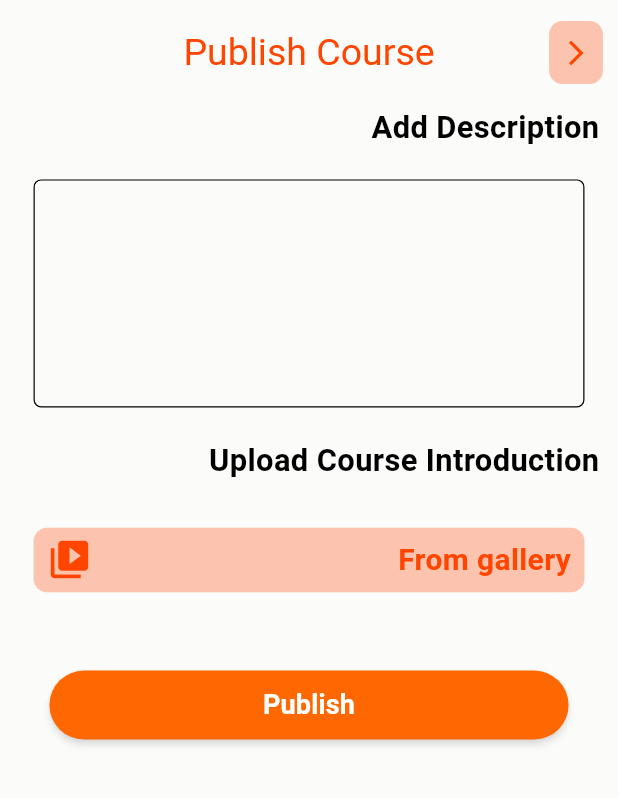
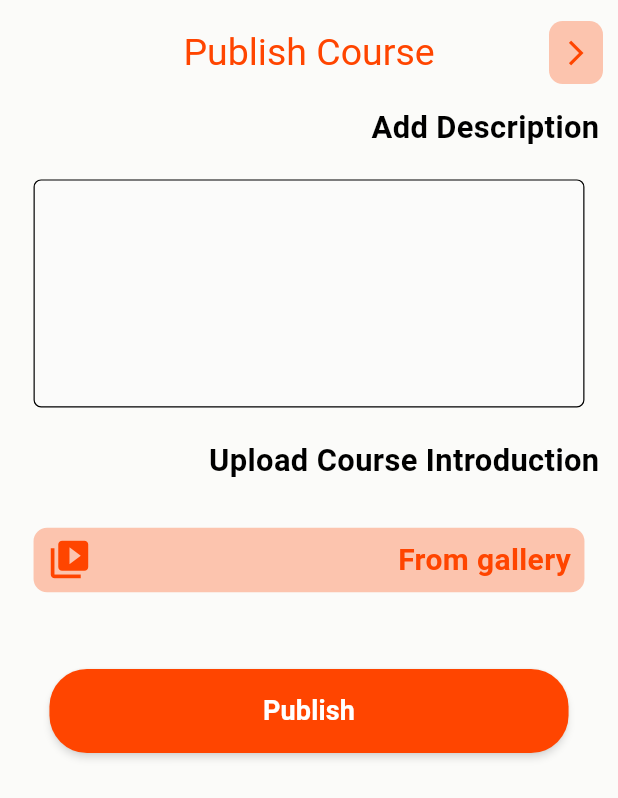
Before and after one commit to alaamorsi/graduation_project, a Flutter app: the PublishCourse screen opened directly, on a phone screen of 412 x 824 dp. Shown: the top 798 px of the screen. Run offline on Flutter 3.47's test engine with Material 3 defaults, Android fonts, the phone set to English and light mode, and no system bars; our stand-ins replace bloc, carousel_slider, conditional_builder_null_safety, dio, firebase_core, flick_video_player and 11 more; accounts and stored records are empty; network calls fail; Roboto replaces fonts that are missing (Changa); project files that could hold a hidden picture were left out.

Commit message:
Handled get instructor courses endPoint and student buy course successfully

```diff
--- a/lib/layout/tutor/tutor_cubit/instructor_states.dart
+++ b/lib/layout/tutor/tutor_cubit/instructor_states.dart
@@ -64,3 +64,10 @@ class PublishCourseLoadingState extends InstructorStates {}
 class PublishCourseSuccessState extends InstructorStates {}
 
 class PublishCourseErrorState extends InstructorStates {}
+
+// Instructor Courses
+class InstructorGetCoursesLoadingState extends InstructorStates {}
+
+class InstructorGetCoursesSuccessState extends InstructorStates {}
+
+class InstructorGetCoursesErrorState extends InstructorStates {}
--- a/lib/main.dart
+++ b/lib/main.dart
@@ -55,7 +55,7 @@ class MyApp extends StatelessWidget {
         BlocProvider(create: (context)=>LoginCubit()),
         BlocProvider(create: (context)=>RegisterCubit()),
         BlocProvider(create: (context)=>StudentCubit()..getUser()..getImage()..getCourses(1)),
-        BlocProvider(create: (context)=>InstructorCubit()..getData()..getImage()),
+        BlocProvider(create: (context)=>InstructorCubit()..getData()..getImage()..getCourses()),
       ],
       child: BlocConsumer<AppCubit,AppStates>(
         listener: (context,state){},
--- a/lib/models/courses_model.dart
+++ b/lib/models/courses_model.dart
@@ -19,3 +19,17 @@ class CourseModel {
     isPublished = json["isPublished"] ?? false;
   }
 }
+
+class InstructorCourseModel{
+  // late int courseId;
+  late String courseName;
+  late double averageRate;
+  late int studentCount;
+
+  InstructorCourseModel.fromJson(Map<String, dynamic> json) {
+    courseName = json["courseName"] ?? '';
+    averageRate = json["averageRate"] ?? 0;
+    studentCount = json["studentCount"] ?? 0;
+    // courseId = json["courseId"];
+  }
+}
--- a/lib/modules/student/discovery/home_screen.dart
+++ b/lib/modules/student/discovery/home_screen.dart
@@ -158,7 +158,7 @@ class HomeScreen extends StatelessWidget {
                                       .toList()),
                               SizedBox(
                                 width: double.maxFinite,
-                                height: (cubit.courses.length.toInt()*(screenHeight/7))+60.0,
+                                height: (cubit.courses.length.toInt()*(screenHeight*0.15))+100.0,
                                 child: TabBarView(
                                   children: [
                                     coursesCardList(state, cubit, theme, cubit.courses),
--- a/lib/modules/tutor/home/courses/publish_course.dart
+++ b/lib/modules/tutor/home/courses/publish_course.dart
@@ -1,6 +1,7 @@
 import 'package:flutter/material.dart';
 import 'package:flutter_bloc/flutter_bloc.dart';
 import 'package:get/get.dart';
+import 'package:graduation_project/modules/tutor/home/courses/courses.dart';
 import 'package:graduation_project/shared/component/components.dart';
 import '../../../../layout/tutor/tutor_cubit/instructor_cubit.dart';
 import '../../../../layout/tutor/tutor_cubit/instructor_states.dart';
@@ -15,13 +16,20 @@ class PublishCourse extends StatefulWidget {
 
 class _PublishCourseState extends State<PublishCourse> {
   @override
+  void initState() {
+    // TODO: implement initState
+    super.initState();
+    setState(() {
+      InstructorCubit.get(context).isLoading = false;
+    });
+  }
+  @override
   Widget build(BuildContext context) {
     final GlobalKey<FormState> formKey = GlobalKey<FormState>();
     TextEditingController descriptionController = TextEditingController();
     bool hasIntro = false;
     return BlocConsumer<InstructorCubit, InstructorStates>(
-      listener: (context, state) {
-      },
+      listener: (context, state) {},
       builder: (context, state) {
         var cubit = InstructorCubit.get(context);
         var theme = Theme.of(context);
@@ -49,7 +57,7 @@ class _PublishCourseState extends State<PublishCourse> {
                     padding: const EdgeInsets.symmetric(horizontal: 10.0),
                     child: TextFormField(
                       controller: descriptionController,
-                      keyboardType: TextInputType.number,
+                      keyboardType: TextInputType.text,
                       cursorColor: theme.primaryColor,
                       textAlign: TextAlign.start,
                       maxLines: 5,
@@ -99,7 +107,7 @@ class _PublishCourseState extends State<PublishCourse> {
                     onTap: () async {
                       await cubit.pikeVideoFromGallery();
                       setState(() {
-                        hasIntro=true;
+                        hasIntro = true;
                       });
                     },
                     child: Padding(
@@ -135,9 +143,9 @@ class _PublishCourseState extends State<PublishCourse> {
                   ),
                   if (hasIntro)
                     InkWell(
-                      onTap: (){
+                      onTap: () {
                         setState(() {
-                          hasIntro=false;
+                          hasIntro = false;
                         });
                       },
                       child: Container(
@@ -151,40 +159,20 @@ class _PublishCourseState extends State<PublishCourse> {
                   SizedBox(height: screenWidth * .05),
                   Padding(
                     padding: EdgeInsets.all(screenWidth * .05),
-                    child: ElevatedButton(
+                    child: usedButton(
+                        text: 'Publish'.tr,
+                        color: theme.primaryColor,
+                        isLoading: cubit.isLoading,
+                        atEnd: false,
+                        context: context,
                         onPressed: () {
                           if (formKey.currentState!.validate()) {
                             setState(() {
                               cubit.isPublished = true;
+                               Get.to(()=>const TutorCoursesScreen(subject: 'Arabic',));
                             });
                           }
-                      },
-                      style: ElevatedButton.styleFrom(
-                        elevation: 2.0,
-                        shadowColor: Colors.white,
-                        backgroundColor: theme.cardColor,
-                        padding: const EdgeInsets.all(10.0),
-                        shape: RoundedRectangleBorder(
-                            borderRadius: BorderRadius.circular(25)),
-                      ),
-                      child: Row(
-                        mainAxisAlignment: MainAxisAlignment.center,
-                        children: [
-                          state is PaymentManagerLoadingState
-                              ? Center(
-                              child: CircularProgressIndicator(
-                                color: theme.primaryColor,
-                              ))
-                              : Text(
-                            'Publish'.tr,
-                            style: font.copyWith(
-                                color: Colors.white,
-                                fontSize: 18.0,
-                                fontWeight: FontWeight.bold),
-                          ),
-                        ],
-                      ),
-                    ),
+                        }),
                   ),
                 ],
               ),
--- a/lib/shared/network/end_points.dart
+++ b/lib/shared/network/end_points.dart
@@ -10,3 +10,4 @@ String logout='Account/sign-out';
 String updateTokens='Account/tokens';
 String orderIdEndpoint='Course/order-id';
 String getCoursesEndPoint='Course';
+String getInstructorCourses='Course/InstructorCourses';
```
Also changed, not shown: lib/layout/student/student_cubit/student_cubit.dart (+17 -8 lines), lib/layout/tutor/tutor_cubit/instructor_cubit.dart (+35 -10 lines), lib/modules/student/my_courses/screens/course_leader.dart (+18 -12 lines), lib/modules/student/payMob_manager/web_view.dart (added, +79 -0 lines), lib/modules/tutor/home/courses/courses.dart (+1 -6 lines), lib/modules/tutor/home/home.dart (+13 -24 lines), lib/shared/component/components.dart (+204 -124 lines). Lines whose indentation alone changed are shown as unchanged.
